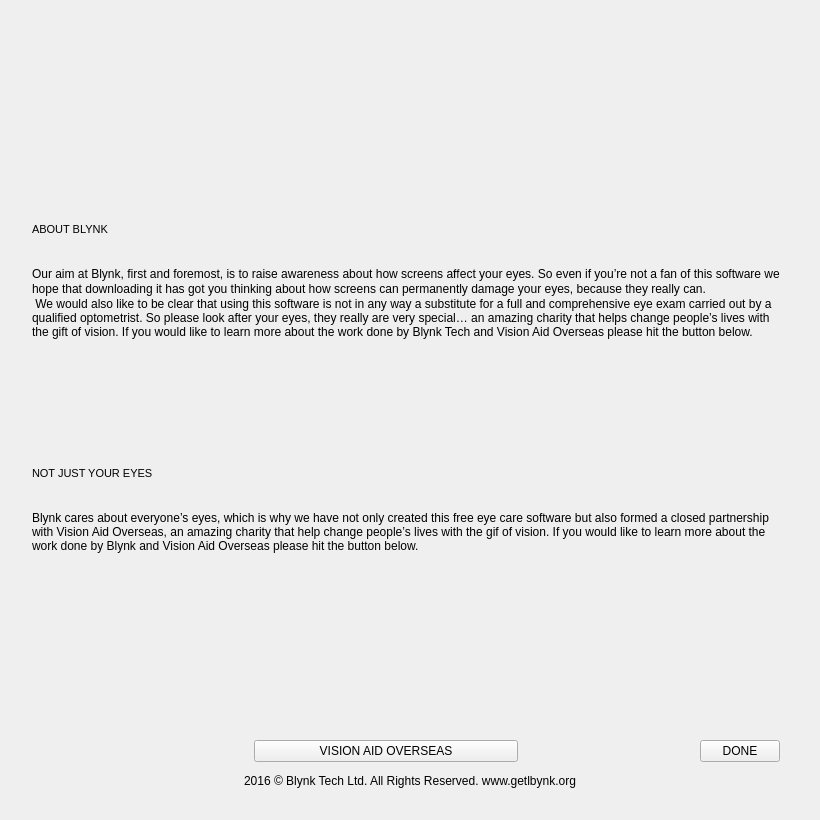
Above: blynk/aboutwindow.ui from flegall2014/Blynk before the change. Below: the same form after it.
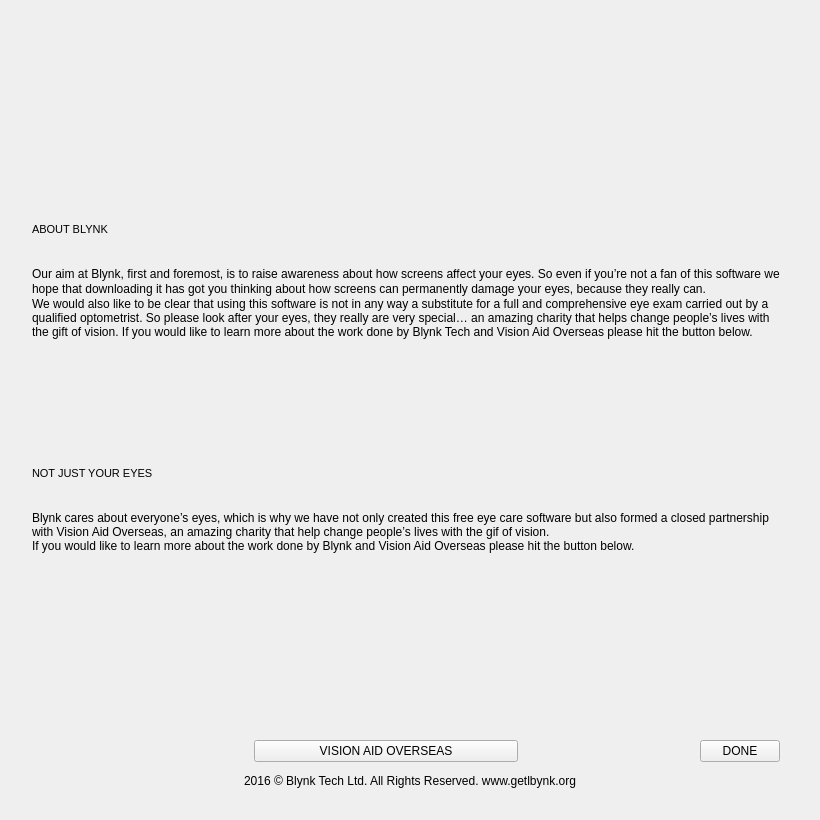
That is the form after the change. Icons and pictures are not drawn. Custom widgets are drawn as their Qt base class.

```diff
--- a/blynk/aboutwindow.ui
+++ b/blynk/aboutwindow.ui
@@ -62,7 +62,8 @@
       </size>
      </property>
      <property name="text">
-      <string>Blynk cares about everyone’s eyes, which is why we have not only created this free eye care software but also formed a closed partnership with Vision Aid Overseas, an amazing charity that help change people’s lives with the gif of vision. If you would like to learn more about the work done by Blynk and Vision Aid Overseas please hit the button below.
+      <string>Blynk cares about everyone’s eyes, which is why we have not only created this free eye care software but also formed a closed partnership with Vision Aid Overseas, an amazing charity that help change people’s lives with the gif of vision.
+If you would like to learn more about the work done by Blynk and Vision Aid Overseas please hit the button below.
 </string>
      </property>
      <property name="alignment">
@@ -272,7 +273,7 @@
      </property>
      <property name="text">
       <string>Our aim at Blynk, ﬁrst and foremost, is to raise awareness about how screens aﬀect your eyes. So even if you’re not a fan of this software we hope that downloading it has got you thinking about how screens can permanently damage your eyes, because they really can.
- We would also like to be clear that using this software is not in any way a substitute for a full and comprehensive eye exam carried out by a qualiﬁed optometrist. So please look after your eyes, they really are very special… an amazing charity that helps change people’s lives with the gift of vision. If you would like to learn more about the work done by Blynk Tech and Vision Aid Overseas please hit the button below.
+We would also like to be clear that using this software is not in any way a substitute for a full and comprehensive eye exam carried out by a qualiﬁed optometrist. So please look after your eyes, they really are very special… an amazing charity that helps change people’s lives with the gift of vision. If you would like to learn more about the work done by Blynk Tech and Vision Aid Overseas please hit the button below.
 </string>
      </property>
      <property name="alignment">
```
